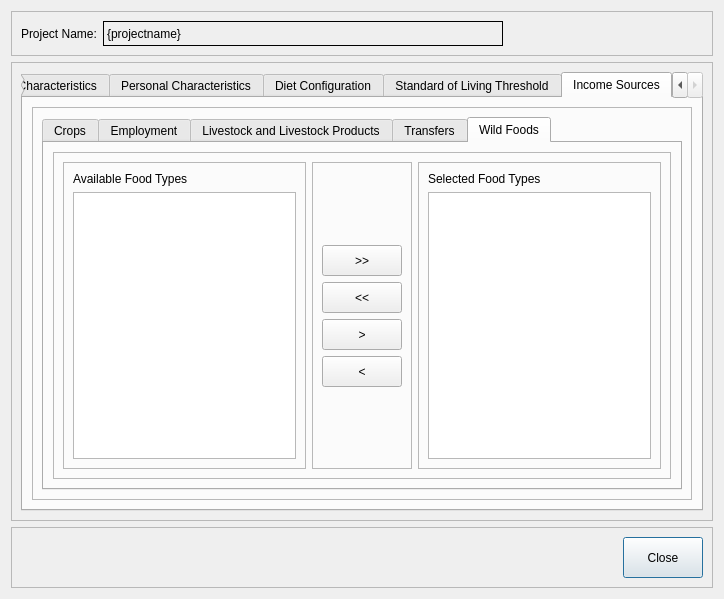
Old version of the form src/openihm/gui/designs/ui_projectconfiguration.ui in the repository snim2mirror/openihm.
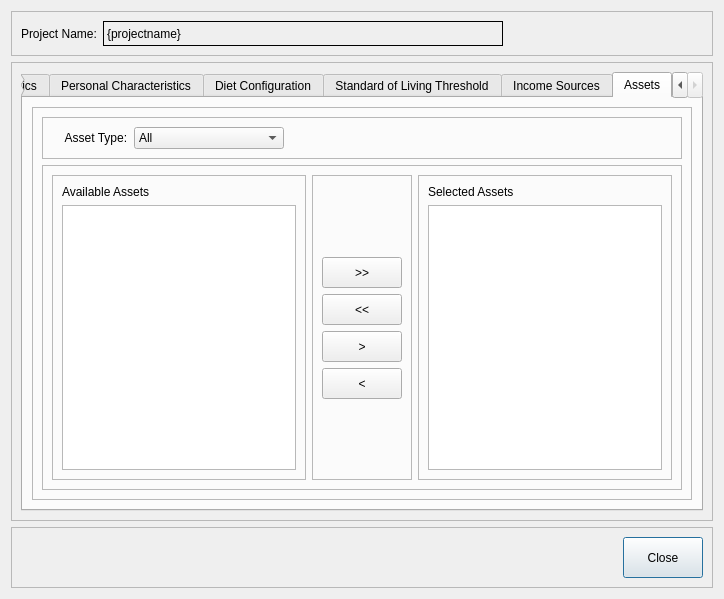
New version of the form.

Commit message: Added assets to project configuration.

Diff of the .ui file:
```diff
--- a/src/openihm/gui/designs/ui_projectconfiguration.ui
+++ b/src/openihm/gui/designs/ui_projectconfiguration.ui
@@ -95,7 +95,7 @@
       <item row="0" column="0">
        <widget class="QTabWidget" name="tabProject">
         <property name="currentIndex">
-         <number>4</number>
+         <number>5</number>
         </property>
         <widget class="QWidget" name="tabProjectHouseholdCharacteristics">
          <attribute name="title">
@@ -1746,6 +1746,257 @@
           </item>
          </layout>
         </widget>
+        <widget class="QWidget" name="tabAssets">
+         <attribute name="title">
+          <string>Assets</string>
+         </attribute>
+         <layout class="QGridLayout" name="gridLayout_49">
+          <item row="0" column="0">
+           <widget class="QFrame" name="frame_43">
+            <property name="frameShape">
+             <enum>QFrame::StyledPanel</enum>
+            </property>
+            <property name="frameShadow">
+             <enum>QFrame::Raised</enum>
+            </property>
+            <layout class="QGridLayout" name="gridLayout_48">
+             <item row="1" column="0">
+              <widget class="QFrame" name="frame_44">
+               <property name="frameShape">
+                <enum>QFrame::StyledPanel</enum>
+               </property>
+               <property name="frameShadow">
+                <enum>QFrame::Raised</enum>
+               </property>
+               <layout class="QGridLayout" name="gridLayout_47">
+                <item row="0" column="0">
+                 <widget class="QFrame" name="frame_46">
+                  <property name="frameShape">
+                   <enum>QFrame::StyledPanel</enum>
+                  </property>
+                  <property name="frameShadow">
+                   <enum>QFrame::Raised</enum>
+                  </property>
+                  <layout class="QGridLayout" name="gridLayout_44">
+                   <item row="1" column="0">
+                    <widget class="QTableView" name="tblAvailableAssets">
+                     <property name="alternatingRowColors">
+                      <bool>true</bool>
+                     </property>
+                     <property name="sortingEnabled">
+                      <bool>true</bool>
+                     </property>
+                    </widget>
+                   </item>
+                   <item row="0" column="0">
+                    <widget class="QLabel" name="label_16">
+                     <property name="text">
+                      <string>Available Assets</string>
+                     </property>
+                    </widget>
+                   </item>
+                  </layout>
+                 </widget>
+                </item>
+                <item row="0" column="1">
+                 <widget class="QFrame" name="frame_45">
+                  <property name="frameShape">
+                   <enum>QFrame::StyledPanel</enum>
+                  </property>
+                  <property name="frameShadow">
+                   <enum>QFrame::Raised</enum>
+                  </property>
+                  <layout class="QGridLayout" name="gridLayout_45">
+                   <item row="1" column="0">
+                    <widget class="QPushButton" name="cmdAssetsMoveAll">
+                     <property name="minimumSize">
+                      <size>
+                       <width>0</width>
+                       <height>31</height>
+                      </size>
+                     </property>
+                     <property name="text">
+                      <string>&gt;&gt;</string>
+                     </property>
+                    </widget>
+                   </item>
+                   <item row="2" column="0">
+                    <widget class="QPushButton" name="cmdAssetsRemoveAll">
+                     <property name="minimumSize">
+                      <size>
+                       <width>0</width>
+                       <height>31</height>
+                      </size>
+                     </property>
+                     <property name="text">
+                      <string>&lt;&lt;</string>
+                     </property>
+                    </widget>
+                   </item>
+                   <item row="3" column="0">
+                    <widget class="QPushButton" name="cmdAssetsMoveSelected">
+                     <property name="minimumSize">
+                      <size>
+                       <width>0</width>
+                       <height>31</height>
+                      </size>
+                     </property>
+                     <property name="text">
+                      <string>&gt;</string>
+                     </property>
+                    </widget>
+                   </item>
+                   <item row="4" column="0">
+                    <widget class="QPushButton" name="cmdAssetsRemoveSelected">
+                     <property name="minimumSize">
+                      <size>
+                       <width>0</width>
+                       <height>31</height>
+                      </size>
+                     </property>
+                     <property name="text">
+                      <string>&lt;</string>
+                     </property>
+                    </widget>
+                   </item>
+                   <item row="0" column="0">
+                    <spacer name="verticalSpacer_17">
+                     <property name="orientation">
+                      <enum>Qt::Vertical</enum>
+                     </property>
+                     <property name="sizeHint" stdset="0">
+                      <size>
+                       <width>20</width>
+                       <height>40</height>
+                      </size>
+                     </property>
+                    </spacer>
+                   </item>
+                   <item row="5" column="0">
+                    <spacer name="verticalSpacer_18">
+                     <property name="orientation">
+                      <enum>Qt::Vertical</enum>
+                     </property>
+                     <property name="sizeHint" stdset="0">
+                      <size>
+                       <width>20</width>
+                       <height>40</height>
+                      </size>
+                     </property>
+                    </spacer>
+                   </item>
+                  </layout>
+                 </widget>
+                </item>
+                <item row="0" column="2">
+                 <widget class="QFrame" name="frame_47">
+                  <property name="frameShape">
+                   <enum>QFrame::StyledPanel</enum>
+                  </property>
+                  <property name="frameShadow">
+                   <enum>QFrame::Raised</enum>
+                  </property>
+                  <layout class="QGridLayout" name="gridLayout_46">
+                   <item row="1" column="0">
+                    <widget class="QTableView" name="tblSelectedAssets">
+                     <property name="alternatingRowColors">
+                      <bool>true</bool>
+                     </property>
+                     <property name="sortingEnabled">
+                      <bool>true</bool>
+                     </property>
+                    </widget>
+                   </item>
+                   <item row="0" column="0">
+                    <widget class="QLabel" name="label_17">
+                     <property name="text">
+                      <string>Selected Assets</string>
+                     </property>
+                    </widget>
+                   </item>
+                  </layout>
+                 </widget>
+                </item>
+               </layout>
+              </widget>
+             </item>
+             <item row="0" column="0">
+              <widget class="QFrame" name="frame_48">
+               <property name="frameShape">
+                <enum>QFrame::StyledPanel</enum>
+               </property>
+               <property name="frameShadow">
+                <enum>QFrame::Raised</enum>
+               </property>
+               <layout class="QGridLayout" name="gridLayout_50">
+                <item row="0" column="2">
+                 <spacer name="horizontalSpacer_7">
+                  <property name="orientation">
+                   <enum>Qt::Horizontal</enum>
+                  </property>
+                  <property name="sizeHint" stdset="0">
+                   <size>
+                    <width>40</width>
+                    <height>20</height>
+                   </size>
+                  </property>
+                 </spacer>
+                </item>
+                <item row="0" column="1">
+                 <widget class="QComboBox" name="cboAssetType">
+                  <property name="minimumSize">
+                   <size>
+                    <width>150</width>
+                    <height>0</height>
+                   </size>
+                  </property>
+                  <item>
+                   <property name="text">
+                    <string>All</string>
+                   </property>
+                  </item>
+                  <item>
+                   <property name="text">
+                    <string>Crops</string>
+                   </property>
+                  </item>
+                  <item>
+                   <property name="text">
+                    <string>Livestock</string>
+                   </property>
+                  </item>
+                  <item>
+                   <property name="text">
+                    <string>Land</string>
+                   </property>
+                  </item>
+                  <item>
+                   <property name="text">
+                    <string>Trees</string>
+                   </property>
+                  </item>
+                  <item>
+                   <property name="text">
+                    <string>Tradable Goods</string>
+                   </property>
+                  </item>
+                 </widget>
+                </item>
+                <item row="0" column="0">
+                 <widget class="QLabel" name="label_18">
+                  <property name="text">
+                   <string>    Asset Type:</string>
+                  </property>
+                 </widget>
+                </item>
+               </layout>
+              </widget>
+             </item>
+            </layout>
+           </widget>
+          </item>
+         </layout>
+        </widget>
        </widget>
       </item>
      </layout>
```
Left out of the diff: 149 changed lines with no effect on the pictures. The commit also changes 5 other files.
